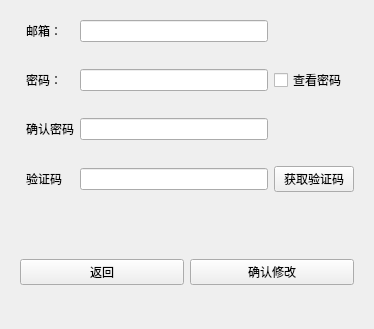
az7792/MyChatClient, file smallWidget/resetpasswordform.ui: the form before one commit.
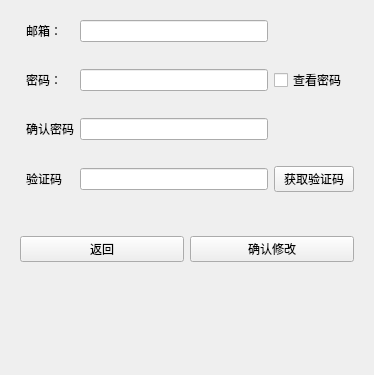
The form after the commit.

Patch:
```diff
--- a/smallWidget/resetpasswordform.ui
+++ b/smallWidget/resetpasswordform.ui
@@ -7,7 +7,7 @@
     <x>0</x>
     <y>0</y>
     <width>374</width>
-    <height>329</height>
+    <height>375</height>
    </rect>
   </property>
   <property name="windowTitle">
@@ -162,6 +162,19 @@
      </layout>
     </widget>
    </item>
+   <item>
+    <spacer name="verticalSpacer">
+     <property name="orientation">
+      <enum>Qt::Vertical</enum>
+     </property>
+     <property name="sizeHint" stdset="0">
+      <size>
+       <width>20</width>
+       <height>40</height>
+      </size>
+     </property>
+    </spacer>
+   </item>
   </layout>
  </widget>
  <resources/>
```
